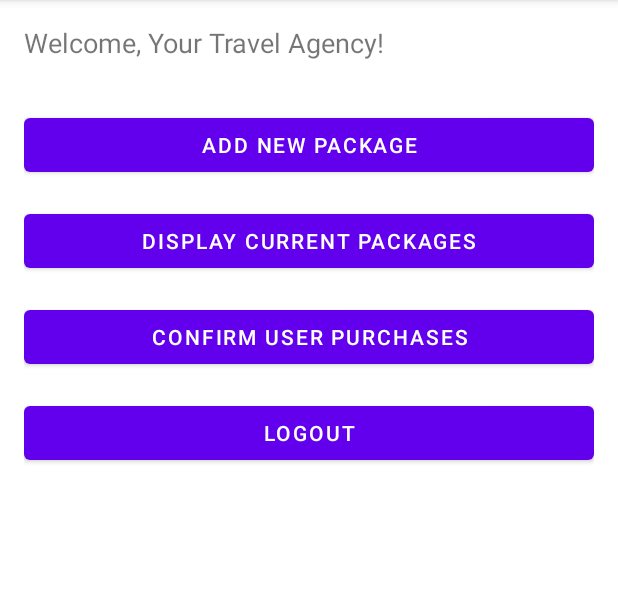
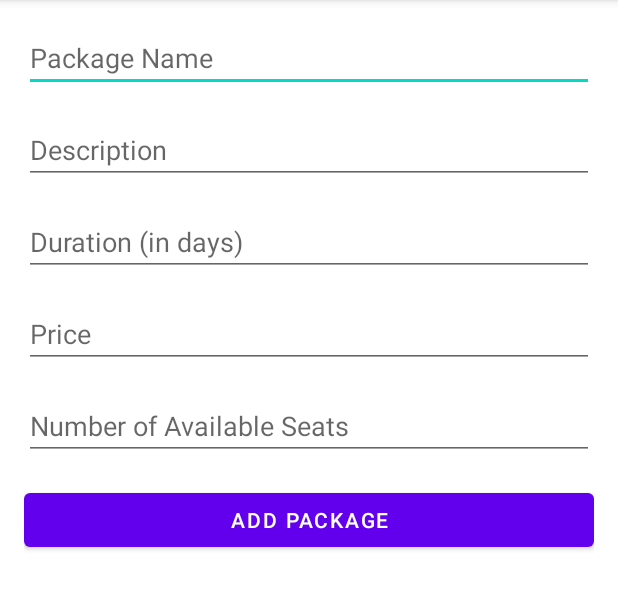
Before and after one commit to fadkeabhi/traveltrends, an Android app: the TravelAgencyDashboardActivity screen opened directly, with no data from a screen before it, after a tap on "ADD NEW PACKAGE", on a phone screen of 412 x 824 dp, the part 84-694 px from its top. Run offline under Robolectric (Android 15) with nearby library versions, the phone set to English and light mode, and no system bars; our stand-ins replace Firebase (no records; nobody signed in at launch, a user with empty details on screens opened directly).

Commit message:
Added view package for travel agency

```diff
--- a/app/build.gradle.kts
+++ b/app/build.gradle.kts
@@ -46,6 +46,8 @@ dependencies {
     androidTestImplementation("androidx.test.ext:junit:1.1.5")
     androidTestImplementation("androidx.test.espresso:espresso-core:3.5.1")
 
+    implementation("androidx.recyclerview:recyclerview")
+
 
     // Import the Firebase BoM
     implementation(platform("com.google.firebase:firebase-bom:32.4.0"))
--- a/app/src/main/AndroidManifest.xml
+++ b/app/src/main/AndroidManifest.xml
@@ -12,6 +12,9 @@
         android:supportsRtl="true"
         android:theme="@style/Theme.TravelTrends"
         tools:targetApi="31">
+        <activity
+            android:name=".DisplayPackagesActivity"
+            android:exported="false" />
         <activity
             android:name=".AddPackageActivity"
             android:exported="false" />
--- a/app/src/main/java/com/djabrj/traveltrends/AddPackageActivity.kt
+++ b/app/src/main/java/com/djabrj/traveltrends/AddPackageActivity.kt
@@ -1,11 +1,90 @@
 package com.djabrj.traveltrends
-
+import android.os.Bundle
+import android.widget.Button
+import android.widget.EditText
+import android.widget.Toast
 import androidx.appcompat.app.AppCompatActivity
-import android.os.Bundle
+import com.google.firebase.auth.FirebaseAuth
+import com.google.firebase.firestore.FieldValue
+import com.google.firebase.firestore.FirebaseFirestore
+import java.util.*
 
 class AddPackageActivity : AppCompatActivity() {
+
+    private lateinit var editTextPackageName: EditText
+    private lateinit var editTextPackageDescription: EditText
+    private lateinit var editTextPackageDuration: EditText
+    private lateinit var editTextPackagePrice: EditText
+    private lateinit var editTextAvailableSeats: EditText
+    private lateinit var buttonAddPackage: Button
+
+    private lateinit var db: FirebaseFirestore
+    private lateinit var auth: FirebaseAuth
+
     override fun onCreate(savedInstanceState: Bundle?) {
         super.onCreate(savedInstanceState)
         setContentView(R.layout.activity_add_package)
+
+        // Initialize Firebase
+        db = FirebaseFirestore.getInstance()
+        auth = FirebaseAuth.getInstance()
+
+        // Get UI elements
+        editTextPackageName = findViewById(R.id.editTextPackageName)
+        editTextPackageDescription = findViewById(R.id.editTextPackageDescription)
+        editTextPackageDuration = findViewById(R.id.editTextPackageDuration)
+        editTextPackagePrice = findViewById(R.id.editTextPackagePrice)
+        editTextAvailableSeats = findViewById(R.id.editTextAvailableSeats)
+        buttonAddPackage = findViewById(R.id.buttonAddPackage)
+
+        // Set up button click listener
+        buttonAddPackage.setOnClickListener {
+            addNewPackage()
+        }
+    }
+
+    private fun addNewPackage() {
+        val packageName = editTextPackageName.text.toString().trim()
+        val packageDescription = editTextPackageDescription.text.toString().trim()
+        val packageDuration = editTextPackageDuration.text.toString().toIntOrNull() ?: 0
+        val packagePrice = editTextPackagePrice.text.toString().toDoubleOrNull() ?: 0.0
+        val availableSeats = editTextAvailableSeats.text.toString().toIntOrNull() ?: 0
+
+        if (packageName.isNotEmpty() && packageDescription.isNotEmpty() && packageDuration > 0 &&
+            packagePrice > 0.0 && availableSeats > 0) {
+
+            val packageId = UUID.randomUUID().toString()
+            val createdBy = auth.currentUser?.uid
+
+            val packageData = hashMapOf(
+                "name" to packageName,
+                "description" to packageDescription,
+                "duration" to packageDuration,
+                "price" to packagePrice,
+                "available_seats" to availableSeats,
+                "created_by" to createdBy,
+                "bookings_by" to emptyList<String>(), // Initially, there are no bookings
+                "created_at" to FieldValue.serverTimestamp(),
+                "updated_at" to FieldValue.serverTimestamp()
+            )
+
+            db.collection("travel_packages")
+                .document(packageId)
+                .set(packageData)
+                .addOnSuccessListener {
+                    showToast("Package added successfully")
+                    finish()
+                }
+                .addOnFailureListener { e ->
+                    showToast("Error adding package: ${e.message}")
+                }
+
+        } else {
+            showToast("Please fill in all fields with valid values")
+        }
+    }
+
+    private fun showToast(message: String) {
+        Toast.makeText(this, message, Toast.LENGTH_SHORT).show()
     }
 }
--- a/app/src/main/java/com/djabrj/traveltrends/TravelAgencyDashboardActivity.kt
+++ b/app/src/main/java/com/djabrj/traveltrends/TravelAgencyDashboardActivity.kt
@@ -34,13 +34,15 @@ class TravelAgencyDashboardActivity : AppCompatActivity() {
         buttonAddPackage.setOnClickListener {
             // Handle add package action
             // For simplicity, this example just displays a toast message
-            showToast("Add New Package clicked")
+            startActivity(Intent(this, AddPackageActivity::class.java))
+//            showToast("Add New Package clicked")
         }
 
         buttonDisplayPackages.setOnClickListener {
             // Handle display packages action
             // For simplicity, this example just displays a toast message
-            showToast("Display Current Packages clicked")
+            startActivity(Intent(this, DisplayPackagesActivity::class.java))
+//            showToast("Display Current Packages clicked")
         }
 
         buttonConfirmUserPurchase.setOnClickListener {
--- a/app/src/main/res/layout/activity_add_package.xml
+++ b/app/src/main/res/layout/activity_add_package.xml
@@ -1,9 +1,53 @@
 <?xml version="1.0" encoding="utf-8"?>
-<androidx.constraintlayout.widget.ConstraintLayout xmlns:android="http://schemas.android.com/apk/res/android"
-    xmlns:app="http://schemas.android.com/apk/res-auto"
-    xmlns:tools="http://schemas.android.com/tools"
+<LinearLayout xmlns:android="http://schemas.android.com/apk/res/android"
     android:layout_width="match_parent"
     android:layout_height="match_parent"
-    tools:context=".AddPackageActivity">
+    android:orientation="vertical"
+    android:padding="16dp">
 
-</androidx.constraintlayout.widget.ConstraintLayout>
+    <EditText
+        android:id="@+id/editTextPackageName"
+        android:layout_width="match_parent"
+        android:layout_height="wrap_content"
+        android:hint="Package Name"
+        android:inputType="text"
+        android:layout_marginBottom="16dp"/>
+
+    <EditText
+        android:id="@+id/editTextPackageDescription"
+        android:layout_width="match_parent"
+        android:layout_height="wrap_content"
+        android:hint="Description"
+        android:inputType="text"
+        android:layout_marginBottom="16dp"/>
+
+    <EditText
+        android:id="@+id/editTextPackageDuration"
+        android:layout_width="match_parent"
+        android:layout_height="wrap_content"
+        android:hint="Duration (in days)"
+        android:inputType="number"
+        android:layout_marginBottom="16dp"/>
+
+    <EditText
+        android:id="@+id/editTextPackagePrice"
+        android:layout_width="match_parent"
+        android:layout_height="wrap_content"
+        android:hint="Price"
+        android:inputType="numberDecimal"
+        android:layout_marginBottom="16dp"/>
+
+    <EditText
+        android:id="@+id/editTextAvailableSeats"
+        android:layout_width="match_parent"
+        android:layout_height="wrap_content"
+        android:hint="Number of Available Seats"
+        android:inputType="number"
+        android:layout_marginBottom="16dp"/>
+
+    <Button
+        android:id="@+id/buttonAddPackage"
+        android:layout_width="match_parent"
+        android:layout_height="wrap_content"
+        android:text="Add Package"/>
+</LinearLayout>
```
Also changed, not shown: app/src/main/java/com/djabrj/traveltrends/DisplayPackagesActivity.kt (added, +147 -0 lines), app/src/main/res/layout/activity_display_packages.xml (added, +11 -0 lines), app/src/main/res/layout/item_package.xml (added, +42 -0 lines).
